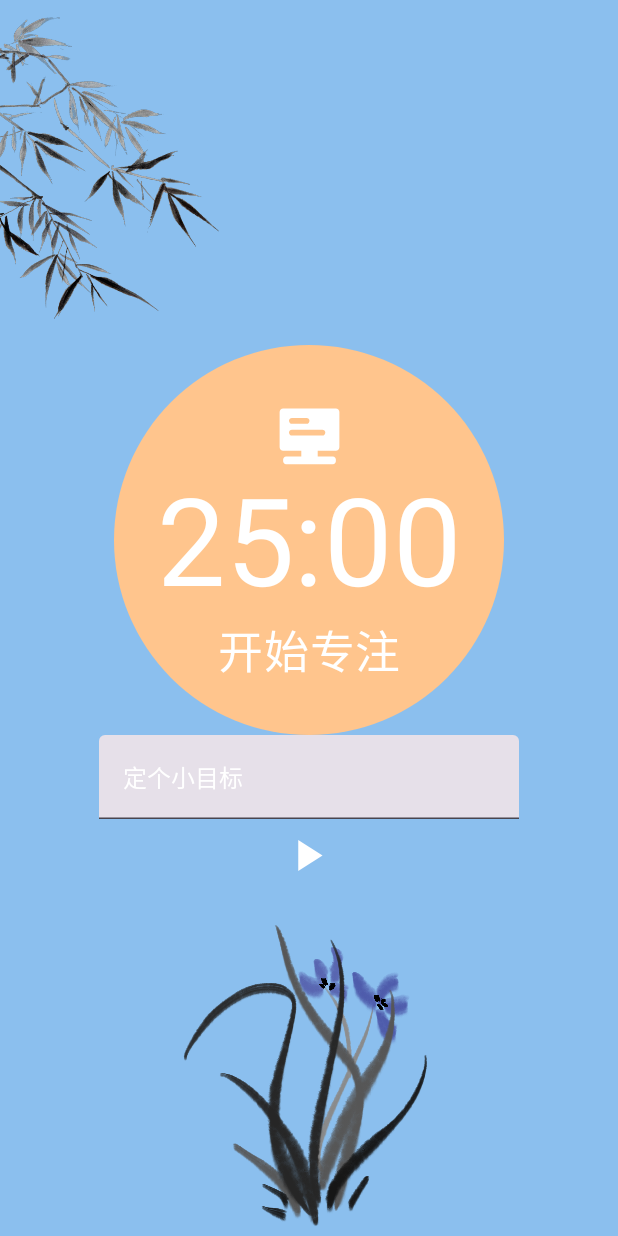
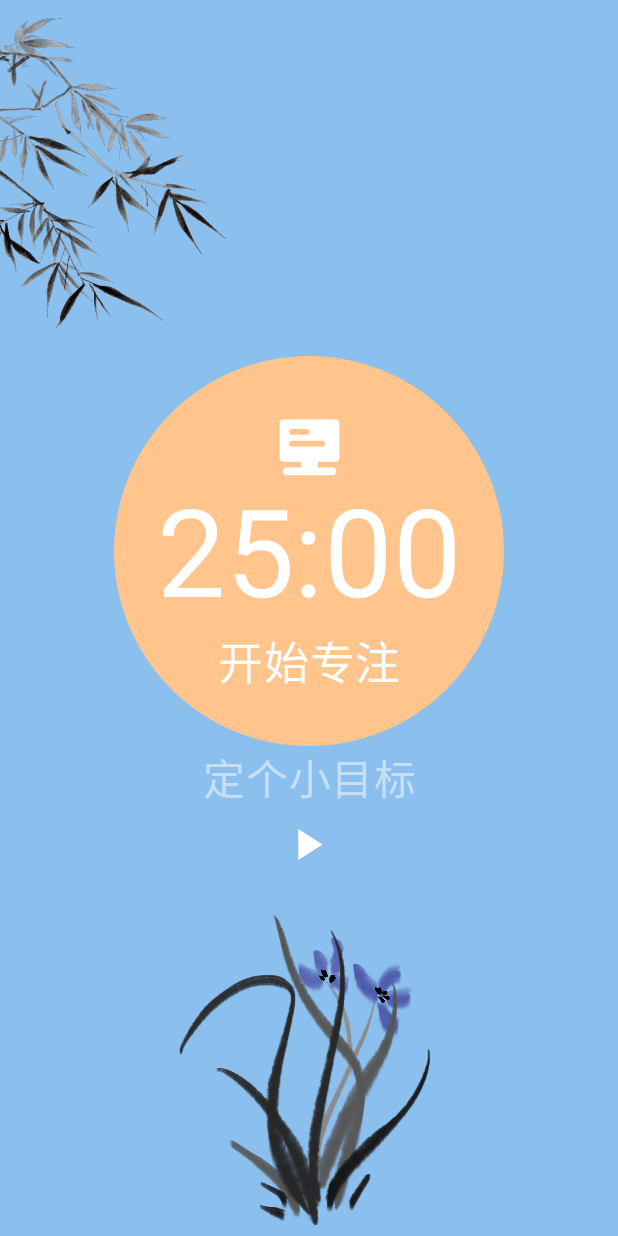
Before and after one commit to Fifate/Pomodoro, an Android app built with Jetpack Compose: the screen it shows after launch (MainActivity), on a phone screen of 412 x 824 dp. Run offline under Robolectric (Android 15) with nearby library versions, the phone set to English and light mode, and no system bars.

Commit message:
feat: 调整目标输入框；todo: 添加提示音。

```diff
--- a/app/src/main/java/com/fifate/tomato_clock/MainActivity.kt
+++ b/app/src/main/java/com/fifate/tomato_clock/MainActivity.kt
@@ -15,7 +15,6 @@ import androidx.compose.runtime.mutableIntStateOf
 import androidx.compose.runtime.mutableStateOf
 import androidx.compose.runtime.saveable.rememberSaveable
 import androidx.compose.ui.Modifier
-import androidx.compose.ui.res.stringResource
 import com.fifate.tomato_clock.config.initFocusSecs
 import com.fifate.tomato_clock.config.loadConfig
 import com.fifate.tomato_clock.state.PomodoroState
@@ -51,8 +50,7 @@ fun PomodoroTimer() {
     val state =  rememberSaveable{ mutableStateOf(PomodoroState.INIT) }
     val remainingSecs  =  rememberSaveable{ mutableIntStateOf(initFocusSecs) }
     val isPause = rememberSaveable { mutableStateOf(false) }
-    val smallGoal:String = stringResource(R.string.small_goal)
-    val smallGoalMutableState = rememberSaveable {  mutableStateOf(smallGoal) }
+    val smallGoalMutableState = rememberSaveable {  mutableStateOf("") }
 
 
     StateControl(
--- a/app/src/main/java/com/fifate/tomato_clock/ui/base/PomorotoTimerUI.kt
+++ b/app/src/main/java/com/fifate/tomato_clock/ui/base/PomorotoTimerUI.kt
@@ -7,17 +7,27 @@ import androidx.compose.foundation.layout.Box
 import androidx.compose.foundation.layout.Column
 import androidx.compose.foundation.layout.Row
 import androidx.compose.foundation.layout.fillMaxSize
+import androidx.compose.foundation.layout.fillMaxWidth
+import androidx.compose.foundation.text.BasicTextField
+import androidx.compose.foundation.text.KeyboardActions
+import androidx.compose.foundation.text.KeyboardOptions
+import androidx.compose.material3.ExperimentalMaterial3Api
 import androidx.compose.material3.MaterialTheme
 import androidx.compose.material3.Surface
 import androidx.compose.material3.Text
-import androidx.compose.material3.TextField
 import androidx.compose.runtime.Composable
 import androidx.compose.runtime.MutableState
+import androidx.compose.runtime.mutableStateOf
+import androidx.compose.runtime.remember
 import androidx.compose.ui.Alignment
 import androidx.compose.ui.Modifier
+import androidx.compose.ui.focus.onFocusChanged
 import androidx.compose.ui.graphics.Color
+import androidx.compose.ui.platform.LocalFocusManager
 import androidx.compose.ui.res.painterResource
 import androidx.compose.ui.text.TextStyle
+import androidx.compose.ui.text.input.ImeAction
+import androidx.compose.ui.text.style.TextAlign
 import androidx.compose.ui.unit.sp
 import com.fifate.tomato_clock.R
 import com.fifate.tomato_clock.config.initBreakSecs
@@ -111,7 +121,9 @@ fun PomodoroTimerUI(
 //            painter = painterResource(id = R.drawable.bamboo),
 //            contentDescription = stringResource(id = R.string.bamboo)
 //        )
-        Box(modifier = Modifier.weight(1f).align(Alignment.Start)){
+        Box(modifier = Modifier
+            .weight(1f)
+            .align(Alignment.Start)){
             Image(painterResource(R.drawable.bamboo), contentDescription = "bamboo")
         }
 
@@ -136,12 +148,40 @@ fun PomodoroTimerUI(
 }
 
 
+@OptIn(ExperimentalMaterial3Api::class)
 @Composable
-fun Goal(state: MutableState<PomodoroState>, smallGoal: MutableState<String>){
+fun Goal(state: MutableState<PomodoroState>, smallGoal: MutableState<String>) {
+    val focusManager = LocalFocusManager.current
+    val isFocused = remember { mutableStateOf(false) }
+    val fz = 28.sp
+
     Surface(color = MaterialTheme.colorScheme.surface) {
-        TextField(value=smallGoal.value,
-            onValueChange = {smallGoal.value=it},
-            placeholder = { Text("定个小目标吧") },
-            textStyle = TextStyle(color = MaterialTheme.colorScheme.onSurface, fontSize = 16.sp))
+        BasicTextField( // Use BasicTextField directly
+            value = smallGoal.value,
+            onValueChange = { smallGoal.value = it },
+            textStyle = TextStyle(
+                color = MaterialTheme.colorScheme.onPrimary,
+                fontSize = fz,
+                textAlign = TextAlign.Center // Center text within TextField
+            ),
+            singleLine = true,
+            keyboardOptions = KeyboardOptions(imeAction = ImeAction.Done),
+            keyboardActions = KeyboardActions(onDone = { focusManager.clearFocus() }),
+            decorationBox = { innerTextField -> // Custom decoration box
+                if (!isFocused.value && smallGoal.value.isEmpty()) { // Show placeholder when not focused and empty
+                    Text(
+                        "定个小目标",
+                        fontSize = fz,
+                        color = MaterialTheme.colorScheme.onPrimary.copy(alpha = 0.5f),
+                        textAlign = TextAlign.Center, // Center placeholder text
+                        modifier = Modifier.fillMaxWidth() // Make placeholder fill width
+                    )
+                }
+                innerTextField() // Render the actual TextField
+            },
+            modifier = Modifier
+                .onFocusChanged { isFocused.value = it.isFocused }
+                .fillMaxWidth() // Make TextField fill width
+        )
     }
 }
```
